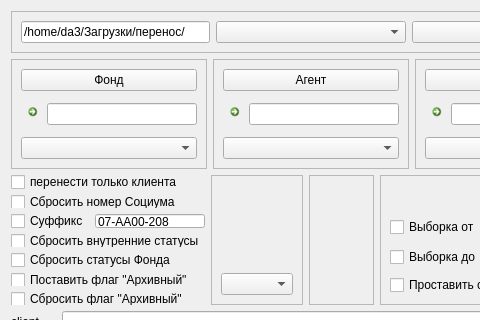
First picture: the form in move_win_.ui, repository dekarh/move, before the edit; both pictures show x 0 to 480 and y 0 to 320 of the 1205 by 808 pixel window.
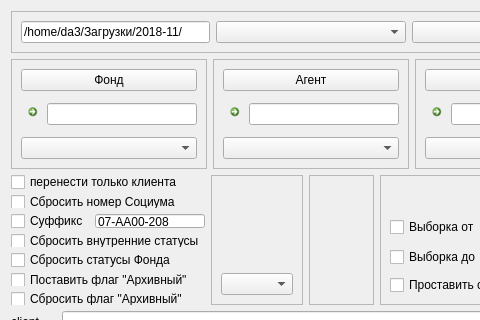
Second picture: the form after the edit. Icons and pictures are not drawn.

Commit message: Переделал резку файлов на 10000 через %

What changed in the file:
```diff
--- a/move_win_.ui
+++ b/move_win_.ui
@@ -104,7 +104,7 @@
                </sizepolicy>
               </property>
               <property name="text">
-               <string>/home/da3/Загрузки/перенос/</string>
+               <string>/home/da3/Загрузки/2018-11/</string>
               </property>
              </widget>
             </item>
```
The commit also changes 2 other files.
